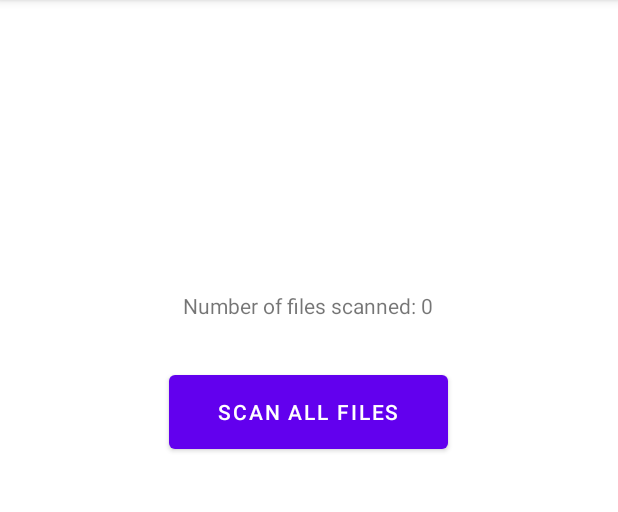
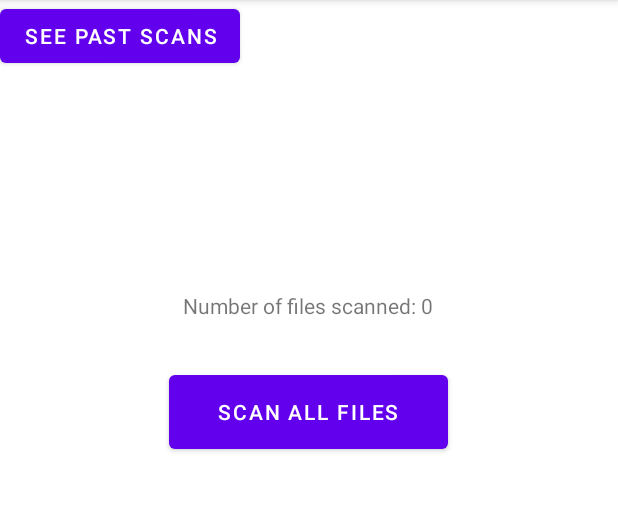
Before and after one commit to albert020119/apkanalyzer, an Android app: the HomeActivity screen opened directly, with no data from a screen before it, on a phone screen of 412 x 824 dp, the part 84-596 px from its top. Run offline under Robolectric (Android 15) with nearby library versions, the phone set to English and light mode, and no system bars; our stand-ins replace Room's generated code.

Commit message:
scan log activity

```diff
--- a/apkanalyzer-android/app/src/main/java/com/apk/analyzer/HomeActivity.java
+++ b/apkanalyzer-android/app/src/main/java/com/apk/analyzer/HomeActivity.java
@@ -9,6 +9,7 @@ import androidx.recyclerview.widget.RecyclerView;
 import androidx.room.Room;
 
 import android.annotation.SuppressLint;
+import android.content.Intent;
 import android.graphics.drawable.Drawable;
 import android.os.Bundle;
 import android.os.Environment;
@@ -94,6 +95,14 @@ public class HomeActivity extends AppCompatActivity implements DeviceScanner.Sca
 
         });
 
+        Button btn2 = (Button)findViewById(R.id.past_scans_button);
+        btn2.setOnClickListener(new View.OnClickListener() {
+            @Override
+            public void onClick(View view) {
+                Intent myIntent = new Intent(HomeActivity.this, ScanLogActivity.class);
+                startActivity(myIntent);
+            }
+        });
         new Thread(new Runnable() {
             @Override
             public void run() {
--- a/apkanalyzer-android/app/src/main/res/layout/activity_home.xml
+++ b/apkanalyzer-android/app/src/main/res/layout/activity_home.xml
@@ -43,4 +43,12 @@
         app:layout_constraintTop_toBottomOf="@+id/scan_all"
         tools:layout_editor_absoluteX="1dp" />
 
+    <Button
+        android:id="@+id/past_scans_button"
+        android:layout_width="wrap_content"
+        android:layout_height="wrap_content"
+        android:text="See past scans"
+        tools:layout_editor_absoluteX="125dp"
+        tools:layout_editor_absoluteY="16dp" />
+
 </androidx.constraintlayout.widget.ConstraintLayout>
```
Also changed, not shown: apkanalyzer-android/app/src/main/AndroidManifest.xml (+7 -0 lines), apkanalyzer-android/app/src/main/java/com/apk/analyzer/ScanLogActivity.java (+20 -1 lines).
